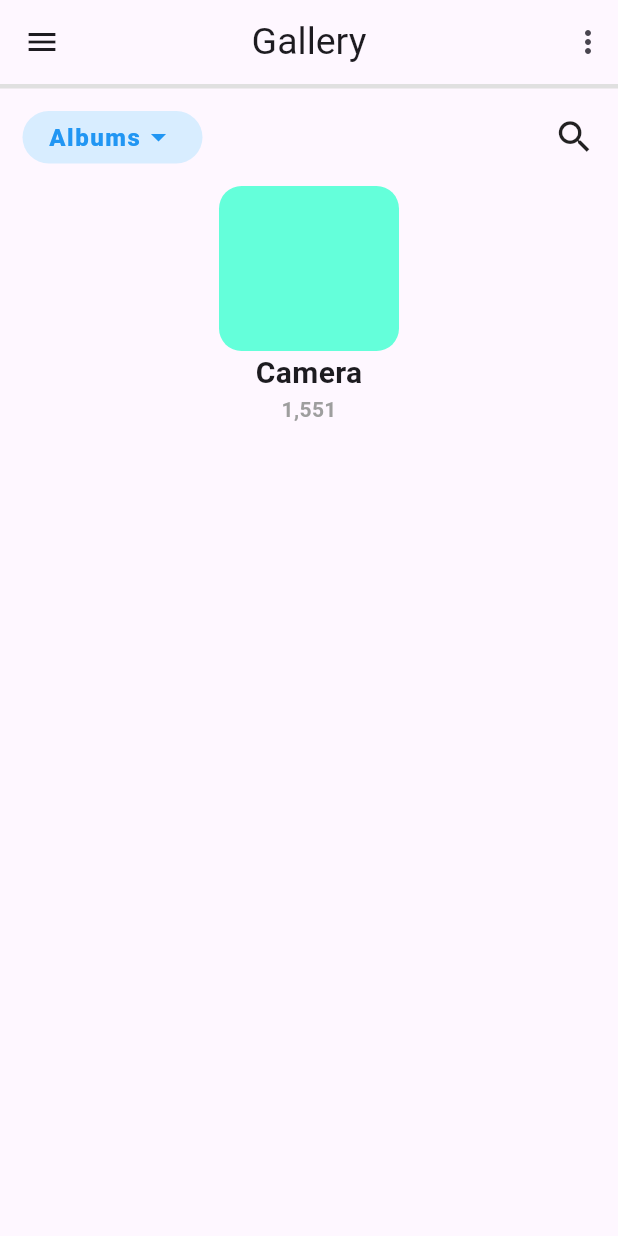
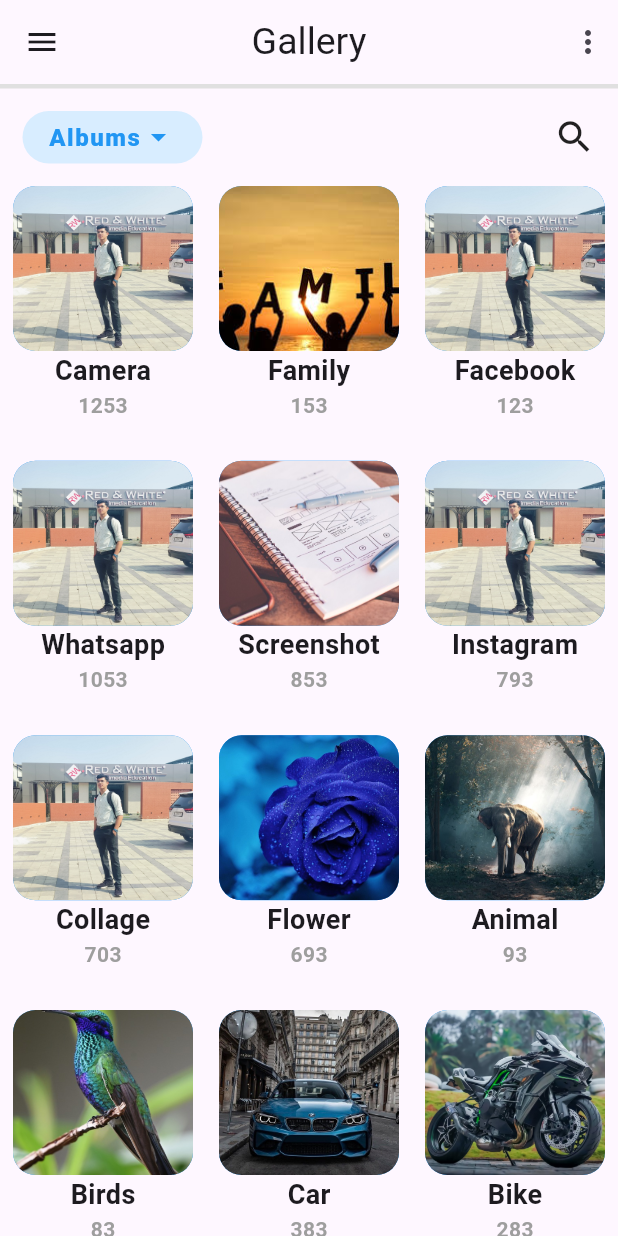
Before and after one commit to MauryaAayush/advflutterch_1, a Flutter app: the screen it shows after launch, on a phone screen of 412 x 824 dp. Run offline on Flutter 3.47's test engine with Material 3 defaults, Android fonts, the phone set to English and light mode, and no system bars; our stand-ins replace shared_preferences.

Commit message:
Radhey Radhey

```diff
--- a/lib/screens/Gallery/Views/Gallery_Screen/Gallery_Screen.dart
+++ b/lib/screens/Gallery/Views/Gallery_Screen/Gallery_Screen.dart
@@ -1,6 +1,8 @@
 import 'package:advflutterch_1/screens/Gallery/Views/Gallery_Screen/Components/Gallery_Components.dart';
+import 'package:advflutterch_1/utils/Gallery_Image_List.dart';
+import 'package:flutter/cupertino.dart';
 import 'package:flutter/material.dart';
-import 'package:flutter/rendering.dart';
+
 
 class Gallery_Screen extends StatelessWidget {
   const Gallery_Screen({super.key});
@@ -9,7 +11,6 @@ class Gallery_Screen extends StatelessWidget {
   Widget build(BuildContext context) {
     return MaterialApp(
       debugShowCheckedModeBanner: false,
-
       home: Scaffold(
         appBar: AppBar(
           automaticallyImplyLeading: false,
@@ -21,9 +22,11 @@ class Gallery_Screen extends StatelessWidget {
             )
           ],
           leading: Icon(Icons.menu),
-          title: Text('Gallery',style: TextStyle(fontSize: 25),),
+          title: Text(
+            'Gallery',
+            style: TextStyle(fontSize: 25),
+          ),
         ),
-
         body: Column(
           children: [
             Divider(
@@ -37,38 +40,49 @@ class Gallery_Screen extends StatelessWidget {
                 mainAxisAlignment: MainAxisAlignment.spaceBetween,
                 children: [
                   Album(),
-                  Icon(Icons.search,size: 28,)
+                  Icon(
+                    Icons.search,
+                    size: 28,
+                  )
                 ],
               ),
             ),
 
-            Column(
-              children: [
-                Container(
-                  height: 110,
-                  width: 120,
-                  decoration: BoxDecoration(
-                    color: Colors.tealAccent,
-                    borderRadius: BorderRadius.circular(15)
-                  ),
+            Expanded(
+              child: GridView.builder(
+                gridDelegate: SliverGridDelegateWithFixedCrossAxisCount(
+                    crossAxisCount: 3, childAspectRatio: 3 / 4),
+                itemBuilder: (context, index) => Gallery_Gride_Views(
+                  Gallery[index]['img'],
+                  Gallery[index]['name'],
+                  Gallery[index]['number'],
                 ),
-                Text('Camera',style: TextStyle(
-                  fontSize: 20,
-                  fontWeight: FontWeight.w700
-                )),
-                Text('1,551',style: TextStyle(
-                  color: Colors.grey,
-                  fontWeight: FontWeight.w600
-                ),),
-              ],
+                itemCount: Gallery.length,
+              ),
             ),
-
-            // GridView.builder(gridDelegate: , itemBuilder: itemBuilder)
           ],
         ),
       ),
     );
   }
 
-
+  Column Gallery_Gride_Views(String img, String name, int number) {
+    return Column(
+      children: [
+        Container(
+          height: 110,
+          width: 120,
+          decoration: BoxDecoration(
+              color: Colors.blue,
+              image: DecorationImage(image: AssetImage(img),fit: BoxFit.cover),
+              borderRadius: BorderRadius.circular(15)),
+        ),
+        Text(name, style: TextStyle(fontSize: 18, fontWeight: FontWeight.w600)),
+        Text(
+          '$number',
+          style: TextStyle(color: Colors.grey, fontWeight: FontWeight.w600),
+        ),
+      ],
+    );
+  }
 }
--- /dev/null
+++ b/lib/utils/Gallery_Image_List.dart
@@ -0,0 +1,62 @@
+List Gallery = [
+  {
+    'img' : 'assets/images/Gallery/Aayush.jpg',
+    'name' : 'Camera',
+    'number' : 1253,
+  },
+  {
+    'img' : 'assets/images/Gallery/Family.jpeg',
+    'name' : 'Family',
+    'number' : 153,
+  },
+  {
+    'img' : 'assets/images/Gallery/Aayush.jpg',
+    'name' : 'Facebook',
+    'number' : 123,
+  },
+  {
+    'img' : 'assets/images/Gallery/Aayush.jpg',
+    'name' : 'Whatsapp',
+    'number' : 1053,
+  },
+  {
+    'img' : 'assets/images/Gallery/Screenshot.jpg',
+    'name' : 'Screenshot',
+    'number' : 853,
+  },
+  {
+    'img' : 'assets/images/Gallery/Aayush.jpg',
+    'name' : 'Instagram',
+    'number' : 793,
+  },
+  {
+    'img' : 'assets/images/Gallery/Aayush.jpg',
+    'name' : 'Collage',
+    'number' : 703,
+  },
+  {
+    'img' : 'assets/images/Gallery/flower.jpg',
+    'name' : 'Flower',
+    'number' : 693,
+  },
+  {
+    'img' : 'assets/images/Gallery/Animal.jpg',
+    'name' : 'Animal',
+    'number' : 93,
+  },
+  {
+    'img' : 'assets/images/Gallery/Bird.jpg',
+    'name' : 'Birds',
+    'number' : 83,
+  },
+  {
+    'img' : 'assets/images/Gallery/Car.jpg',
+    'name' : 'Car',
+    'number' : 383,
+  },
+  {
+    'img' : 'assets/images/Gallery/Bike.jpg',
+    'name' : 'Bike',
+    'number' : 283,
+  },
+];
--- /dev/null
+++ b/lib/utils/Hide_List.dart
@@ -0,0 +1 @@
+List Hide = [];
--- a/pubspec.yaml
+++ b/pubspec.yaml
@@ -70,7 +70,7 @@ flutter:
 
   assets:
     - assets/images/
-    - assets/images/Card/
+    - assets/images/Gallery/
 
   # An image asset can refer to one or more resolution-specific "variants", see
   # https://flutter.dev/assets-and-images/#resolution-aware
```
Also changed, not shown: assets/images/Gallery/Aayush.jpg (added), assets/images/Gallery/Animal.jpg (added), assets/images/Gallery/Bike.jpg (added), assets/images/Gallery/Bird.jpg (added), assets/images/Gallery/Car.jpg (added), assets/images/Gallery/Family.jpeg (added), assets/images/Gallery/Screenshot.jpg (added), assets/images/Gallery/flower.jpg (added).
